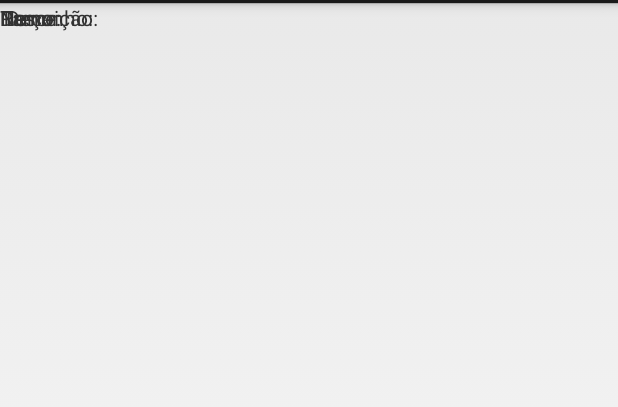
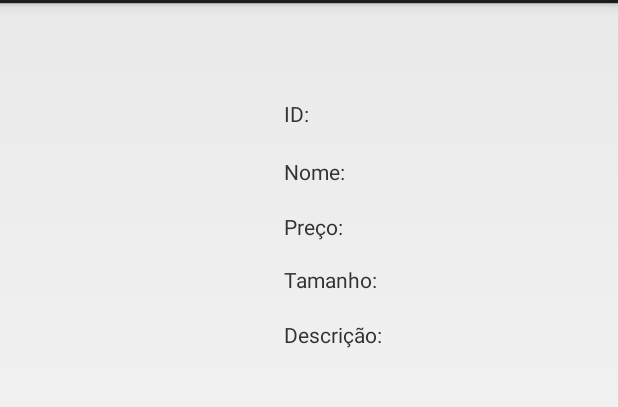
Before and after one commit to apwinterjr/AlugueService_Android, an Android app: the ResultadoActivity screen opened directly, with no data from a screen before it, on a phone screen of 412 x 824 dp, the part 69-476 px from its top. Run offline under Robolectric (Android 15) with nearby library versions, the phone set to English and light mode, and no system bars.

Commit message:
Corrigido layout do resultado da consulta de um produto.

```diff
--- a/AS_Android/app/src/main/res/layout/activity_produto_consulta_resultado.xml
+++ b/AS_Android/app/src/main/res/layout/activity_produto_consulta_resultado.xml
@@ -1,5 +1,5 @@
 <?xml version="1.0" encoding="utf-8"?>
-<android.support.constraint.ConstraintLayout xmlns:android="http://schemas.android.com/apk/res/android"
+<RelativeLayout xmlns:android="http://schemas.android.com/apk/res/android"
     xmlns:app="http://schemas.android.com/apk/res-auto"
     xmlns:tools="http://schemas.android.com/tools"
     android:layout_width="match_parent"
@@ -8,42 +8,15 @@
 
 
     <TextView
-        android:id="@+id/textView8"
-        android:layout_width="wrap_content"
-        android:layout_height="wrap_content"
-        android:text="ID:"
-        tools:layout_editor_absoluteX="32dp"
-        tools:layout_editor_absoluteY="116dp" />
-
-    <TextView
-        android:id="@+id/txtIdConsultarResultado"
-        android:layout_width="wrap_content"
-        android:layout_height="wrap_content"
-        tools:layout_editor_absoluteX="57dp"
-        tools:layout_editor_absoluteY="116dp" />
-
-    <TextView
-        android:id="@+id/textView9"
-        android:layout_width="wrap_content"
-        android:layout_height="wrap_content"
-        android:text="Nome:"
-        tools:layout_editor_absoluteX="192dp"
-        tools:layout_editor_absoluteY="116dp" />
-
-    <TextView
-        android:id="@+id/txtNomeConsultarProduto"
-        android:layout_width="wrap_content"
-        android:layout_height="wrap_content"
-        tools:layout_editor_absoluteX="243dp"
-        tools:layout_editor_absoluteY="116dp" />
-
-    <TextView
         android:id="@+id/textView12"
         android:layout_width="wrap_content"
         android:layout_height="wrap_content"
         android:text="Descrição:"
         tools:layout_editor_absoluteX="32dp"
-        tools:layout_editor_absoluteY="251dp" />
+        tools:layout_editor_absoluteY="251dp"
+        android:layout_marginTop="17dp"
+        android:layout_below="@+id/textView13"
+        android:layout_alignStart="@+id/textView13" />
 
     <TextView
         android:id="@+id/textView13"
@@ -51,14 +24,10 @@
         android:layout_height="wrap_content"
         android:text="Tamanho:"
         tools:layout_editor_absoluteX="32dp"
-        tools:layout_editor_absoluteY="189dp" />
-
-    <TextView
-        android:id="@+id/txtTamanhoConsultarProduto"
-        android:layout_width="wrap_content"
-        android:layout_height="wrap_content"
-        tools:layout_editor_absoluteX="98dp"
-        tools:layout_editor_absoluteY="189dp" />
+        tools:layout_editor_absoluteY="189dp"
+        android:layout_marginTop="16dp"
+        android:layout_below="@+id/textView15"
+        android:layout_alignStart="@+id/textView15" />
 
     <TextView
         android:id="@+id/textView15"
@@ -66,20 +35,85 @@
         android:layout_height="wrap_content"
         android:text="Preço:"
         tools:layout_editor_absoluteX="192dp"
-        tools:layout_editor_absoluteY="189dp" />
+        tools:layout_editor_absoluteY="189dp"
+        android:layout_marginTop="17dp"
+        android:layout_below="@+id/textView9"
+        android:layout_alignStart="@+id/textView9" />
 
     <TextView
-        android:id="@+id/txtPrecoConsultarProduto"
+        android:id="@+id/textView8"
         android:layout_width="wrap_content"
         android:layout_height="wrap_content"
-        tools:layout_editor_absoluteX="242dp"
-        tools:layout_editor_absoluteY="189dp" />
+        android:layout_weight="1"
+        android:text="ID:"
+        tools:layout_editor_absoluteX="138dp"
+        tools:layout_editor_absoluteY="268dp"
+        android:layout_marginTop="34dp"
+        android:layout_below="@+id/imageView7"
+        android:layout_toStartOf="@+id/imageView7" />
+
+    <TextView
+        android:id="@+id/textView9"
+        android:layout_width="wrap_content"
+        android:layout_height="wrap_content"
+        android:layout_weight="1"
+        android:text="Nome:"
+        tools:layout_editor_absoluteX="192dp"
+        tools:layout_editor_absoluteY="116dp"
+        android:layout_marginTop="19dp"
+        android:layout_below="@+id/textView8"
+        android:layout_alignStart="@+id/textView8" />
 
     <ImageView
         android:id="@+id/imageView7"
         android:layout_width="wrap_content"
         android:layout_height="wrap_content"
+        android:layout_alignParentTop="true"
+        android:layout_centerHorizontal="true"
+        android:layout_marginTop="30dp"
         app:srcCompat="@drawable/logoasg"
         tools:layout_editor_absoluteX="85dp"
         tools:layout_editor_absoluteY="16dp" />
-</android.support.constraint.ConstraintLayout>
+
+    <TextView
+        android:id="@+id/txtIdProdutoConsultado"
+        android:layout_width="wrap_content"
+        android:layout_height="wrap_content"
+        android:layout_alignTop="@+id/textView8"
+        android:layout_marginStart="9dp"
+        android:layout_toEndOf="@+id/textView8" />
+
+    <TextView
+        android:id="@+id/txtNomeProdutoConsultado"
+        android:layout_width="wrap_content"
+        android:layout_height="wrap_content"
+        android:layout_alignTop="@+id/textView9"
+        android:layout_marginStart="8dp"
+        android:layout_toEndOf="@+id/textView9" />
+
+    <TextView
+        android:id="@+id/txtPrecoProdutoConsultado"
+        android:layout_width="wrap_content"
+        android:layout_height="wrap_content"
+        android:layout_alignTop="@+id/textView15"
+        android:layout_toEndOf="@+id/txtNomeProdutoConsultado" />
+
+    <TextView
+        android:id="@+id/txtTamanhoProdutoConsultado"
+        android:layout_width="wrap_content"
+        android:layout_height="wrap_content"
+        android:layout_alignTop="@+id/textView13"
+        android:layout_marginStart="7dp"
+        android:layout_toEndOf="@+id/textView12"
+        android:text="    " />
+
+    <TextView
+        android:id="@+id/txtDescricaoProdutoConsultado"
+        android:layout_width="wrap_content"
+        android:layout_height="wrap_content"
+        android:text="     "
+        android:layout_alignBaseline="@+id/textView12"
+        android:layout_alignBottom="@+id/textView12"
+        android:layout_alignStart="@+id/txtTamanhoProdutoConsultado" />
+
+</RelativeLayout>
```
